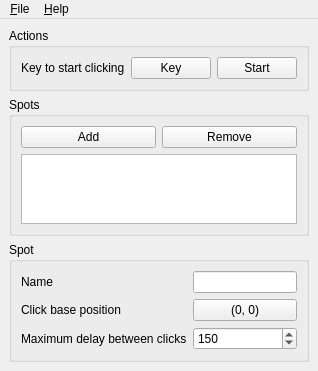
This is ui/mainwindow.ui in kervala/autoclicker as Qt 5 draws it before an edit. The edited form follows.
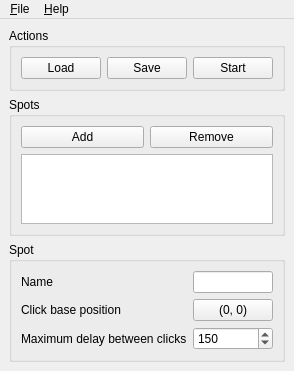
This is the edited form.

Commit message: Changed: Load and save spots

The edit to the form file:
```diff
--- a/ui/mainwindow.ui
+++ b/ui/mainwindow.ui
@@ -19,19 +19,16 @@
       </property>
       <layout class="QHBoxLayout" name="horizontalLayout">
        <item>
-        <widget class="QLabel" name="keyLabel">
+        <widget class="QPushButton" name="loadPushButton">
          <property name="text">
-          <string>Key to start clicking</string>
-         </property>
-         <property name="buddy">
-          <cstring>keyPushButton</cstring>
+          <string>Load</string>
          </property>
         </widget>
        </item>
        <item>
         <widget class="QPushButton" name="keyPushButton">
          <property name="text">
-          <string>Key</string>
+          <string>Save</string>
          </property>
         </widget>
        </item>
```
Left out of the diff: 2 changed lines with no effect on the pictures. The commit also changes 4 other files.
